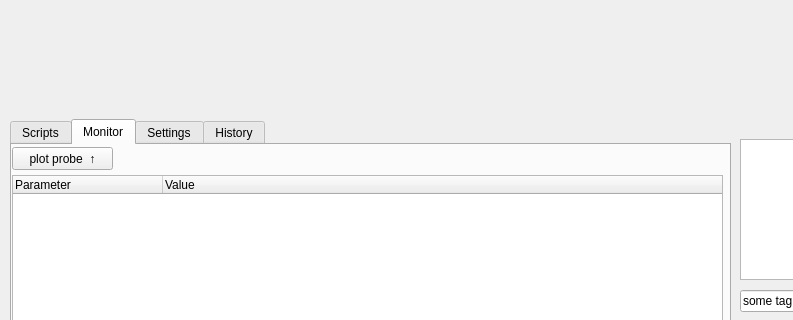
First picture: the form in src/core/basic_application_window.ui, repository LISE-B26/pylabcontrol, before the edit; both pictures show x 0 to 793 and y 81 to 401 of the 1144 by 718 pixel window.
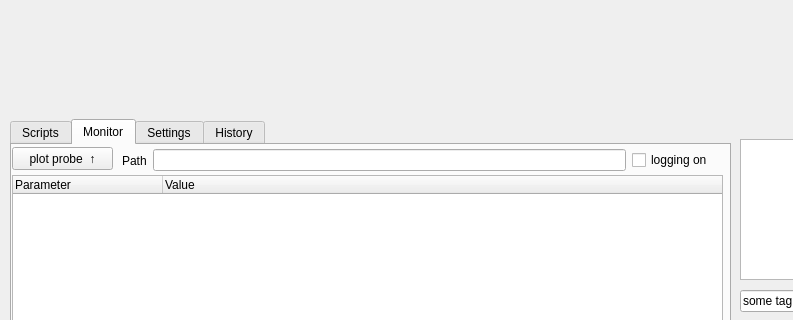
Second picture: the form after the edit. The open tabs and pages were chosen to show the change. Custom widgets are drawn as their Qt base class.

Commit message: added path and checkbox for probe logging

The edit to the form file:
```diff
--- a/src/core/basic_application_window.ui
+++ b/src/core/basic_application_window.ui
@@ -250,6 +250,35 @@
        <string>plot probe  ↑</string>
       </property>
      </widget>
+     <widget class="QWidget" name="horizontalLayoutWidget">
+      <property name="geometry">
+       <rect>
+        <x>110</x>
+        <y>0</y>
+        <width>591</width>
+        <height>31</height>
+       </rect>
+      </property>
+      <layout class="QHBoxLayout" name="horizontalLayout">
+       <item>
+        <widget class="QLabel" name="lbl_probe_log_path">
+         <property name="text">
+          <string>Path</string>
+         </property>
+        </widget>
+       </item>
+       <item>
+        <widget class="QLineEdit" name="txt_probe_log_path"/>
+       </item>
+       <item>
+        <widget class="QCheckBox" name="chk_probe_log">
+         <property name="text">
+          <string>logging on</string>
+         </property>
+        </widget>
+       </item>
+      </layout>
+     </widget>
     </widget>
     <widget class="QWidget" name="tab_settings">
      <attribute name="title">
```
Left out of the diff: 2 changed lines with no effect on the pictures. The commit also changes 1 other file.
